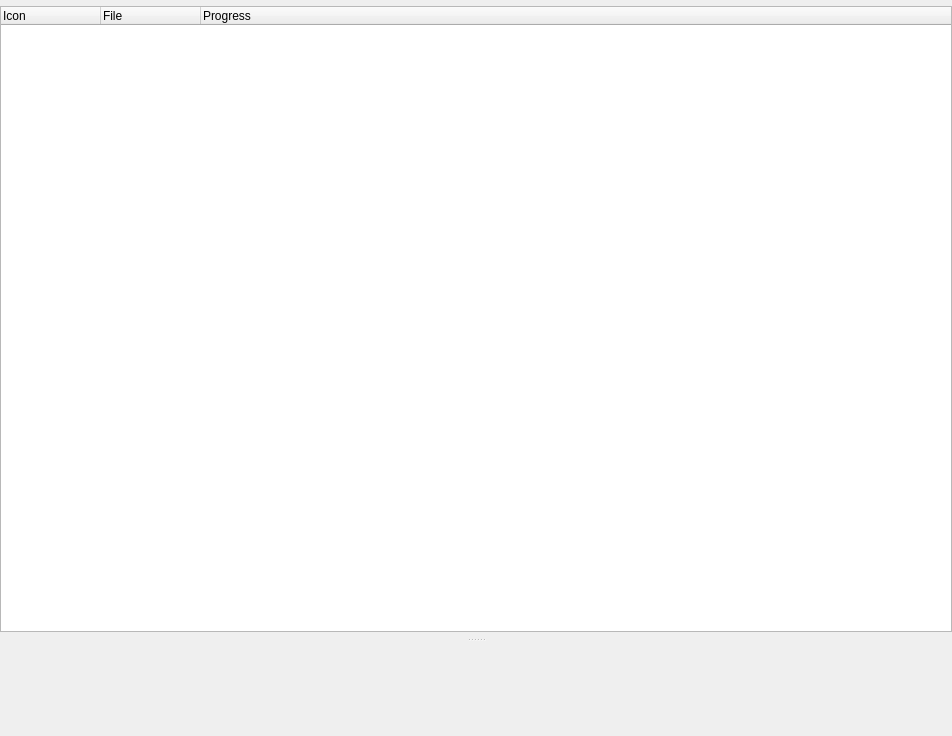
Old version of the form Include/iqtfpf/CHotfolderGuiComp.ui in the repository naskin-gmg/AcfSln.
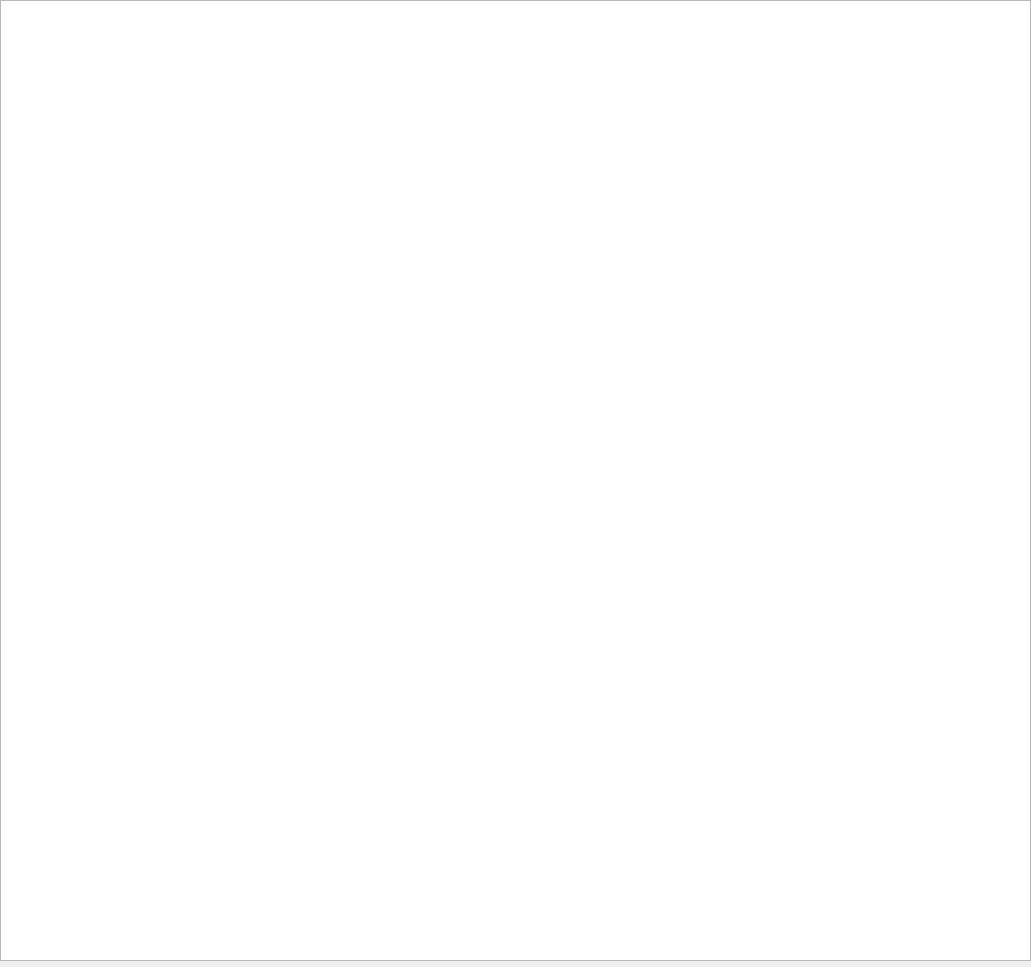
New version of the form.

```diff
--- a/Include/iqtfpf/CHotfolderGuiComp.ui
+++ b/Include/iqtfpf/CHotfolderGuiComp.ui
@@ -6,12 +6,12 @@
    <rect>
     <x>0</x>
     <y>0</y>
-    <width>952</width>
-    <height>736</height>
+    <width>1031</width>
+    <height>967</height>
    </rect>
   </property>
   <property name="sizePolicy">
-   <sizepolicy hsizetype="Preferred" vsizetype="Fixed">
+   <sizepolicy hsizetype="Preferred" vsizetype="Preferred">
     <horstretch>0</horstretch>
     <verstretch>0</verstretch>
    </sizepolicy>
@@ -19,32 +19,24 @@
   <property name="windowTitle">
    <string>Hotfolder View</string>
   </property>
-  <layout class="QVBoxLayout" name="verticalLayout_2">
-   <property name="spacing">
-    <number>0</number>
-   </property>
-   <property name="margin">
-    <number>0</number>
-   </property>
-   <item>
-    <widget class="QSplitter" name="splitter">
-     <property name="orientation">
-      <enum>Qt::Vertical</enum>
-     </property>
-     <widget class="QWidget" name="">
+  <property name="styleSheet">
+   <string/>
+  </property>
       <layout class="QVBoxLayout" name="verticalLayout">
-       <item>
-        <widget class="QFrame" name="ToolBarFrame">
-         <property name="frameShape">
-          <enum>QFrame::NoFrame</enum>
-         </property>
-         <property name="frameShadow">
-          <enum>QFrame::Raised</enum>
-         </property>
-        </widget>
-       </item>
+   <property name="margin">
+    <number>0</number>
+   </property>
        <item>
         <widget class="QTreeWidget" name="FileList">
+     <property name="styleSheet">
+      <string/>
+     </property>
+     <property name="alternatingRowColors">
+      <bool>true</bool>
+     </property>
+     <attribute name="headerVisible">
+      <bool>false</bool>
+     </attribute>
          <column>
           <property name="text">
            <string>Icon</string>
@@ -70,18 +62,11 @@
          <property name="frameShadow">
           <enum>QFrame::Raised</enum>
          </property>
-        </widget>
-       </item>
-      </layout>
-     </widget>
-     <widget class="QFrame" name="LogFrame">
-      <property name="frameShape">
-       <enum>QFrame::NoFrame</enum>
-      </property>
-      <property name="frameShadow">
-       <enum>QFrame::Raised</enum>
-      </property>
-     </widget>
+     <layout class="QHBoxLayout" name="horizontalLayout">
+      <property name="margin">
+       <number>0</number>
+      </property>
+     </layout>
     </widget>
    </item>
   </layout>
```
Left out of the diff: 3 changed lines with no effect on the pictures. Lines whose indentation alone changed are shown as unchanged.
